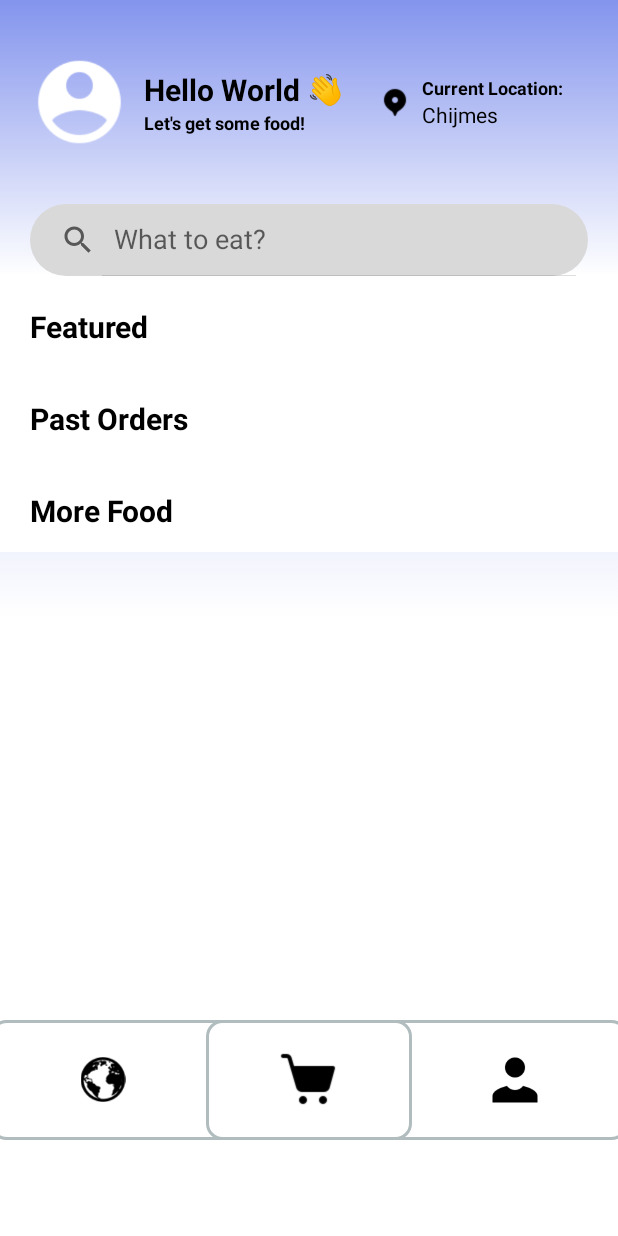
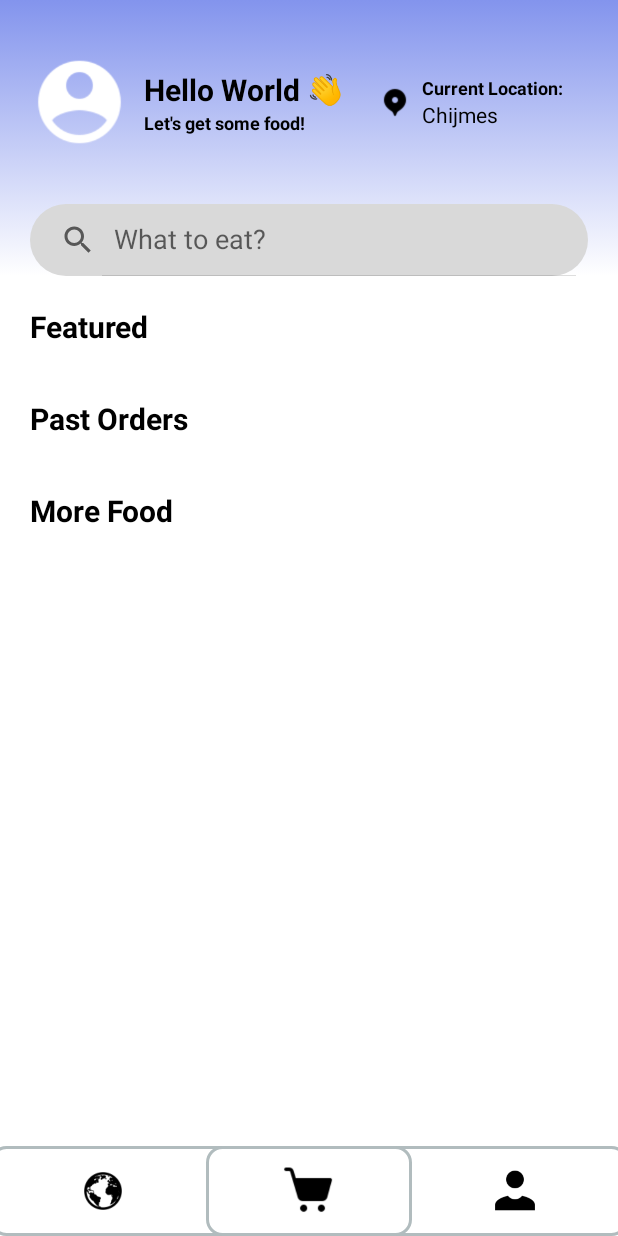
Before and after one commit to elyssatanxy/hawkergogo, an Android app: the layout activity_consumer_main.xml on its own in the app's theme, with its tools: preview values and no code run, on a phone screen of 412 x 824 dp. Run offline under Robolectric (Android 15) with nearby library versions, the phone set to English and light mode, and no system bars.

Commit message:
nav bar position fix

```diff
--- a/app/src/main/res/layout/activity_consumer_main.xml
+++ b/app/src/main/res/layout/activity_consumer_main.xml
@@ -6,21 +6,12 @@
     android:layout_height="match_parent"
     tools:context=".ConsumerMain">
 
-    <LinearLayout
-        android:id="@+id/linearLayout"
-        android:layout_width="match_parent"
-        android:layout_height="match_parent"
-        android:background="@drawable/background_consumer"
-        android:orientation="vertical"
-        app:layout_constraintBottom_toBottomOf="parent"
-        app:layout_constraintEnd_toEndOf="parent"
-        app:layout_constraintStart_toStartOf="parent"
-        app:layout_constraintTop_toTopOf="parent">
-
     <ScrollView
         android:id="@+id/scrollView2"
         android:layout_width="match_parent"
-            android:layout_height="680dp">
+        android:layout_height="match_parent"
+        app:layout_constraintBottom_toTopOf="@+id/linearLayout"
+        app:layout_constraintTop_toTopOf="parent">
 
         <LinearLayout
             android:layout_width="match_parent"
@@ -173,11 +164,15 @@
     </ScrollView>
 
     <LinearLayout
+        android:id="@+id/linearLayout"
         android:layout_width="match_parent"
-            android:layout_height="80dp"
+        android:layout_height="60dp"
         android:background="@drawable/layout_border_nav_bar"
         android:gravity="center"
-            android:orientation="horizontal">
+        android:orientation="horizontal"
+        app:layout_constraintBottom_toBottomOf="parent"
+        app:layout_constraintEnd_toEndOf="parent"
+        app:layout_constraintStart_toStartOf="parent">
 
         <LinearLayout
             android:layout_width="match_parent"
@@ -188,8 +183,8 @@
 
             <ImageView
                 android:id="@+id/imageView10"
-                    android:layout_width="30dp"
-                    android:layout_height="30dp"
+                android:layout_width="25dp"
+                android:layout_height="25dp"
                 android:layout_weight="1"
                 app:srcCompat="@drawable/globeicon" />
         </LinearLayout>
@@ -204,8 +199,8 @@
 
             <ImageView
                 android:id="@+id/imageView11"
-                    android:layout_width="40dp"
-                    android:layout_height="40dp"
+                android:layout_width="35dp"
+                android:layout_height="35dp"
                 android:layout_weight="1"
                 app:srcCompat="@drawable/carticon" />
         </LinearLayout>
@@ -219,8 +214,8 @@
 
             <ImageView
                 android:id="@+id/imageView12"
-                    android:layout_width="40dp"
-                    android:layout_height="40dp"
+                android:layout_width="35dp"
+                android:layout_height="35dp"
                 android:layout_weight="1"
                 app:srcCompat="@drawable/usericon" />
 
@@ -228,6 +223,4 @@
 
     </LinearLayout>
 
-    </LinearLayout>
-
 </androidx.constraintlayout.widget.ConstraintLayout>
```
Lines whose indentation alone changed are shown as unchanged.
